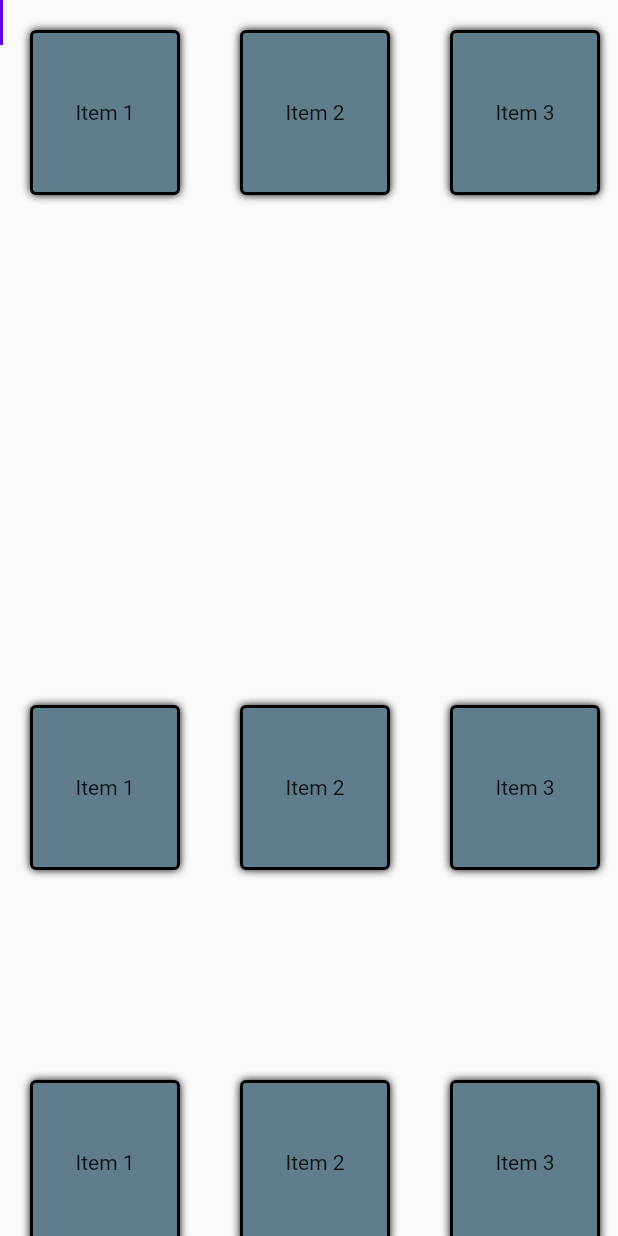
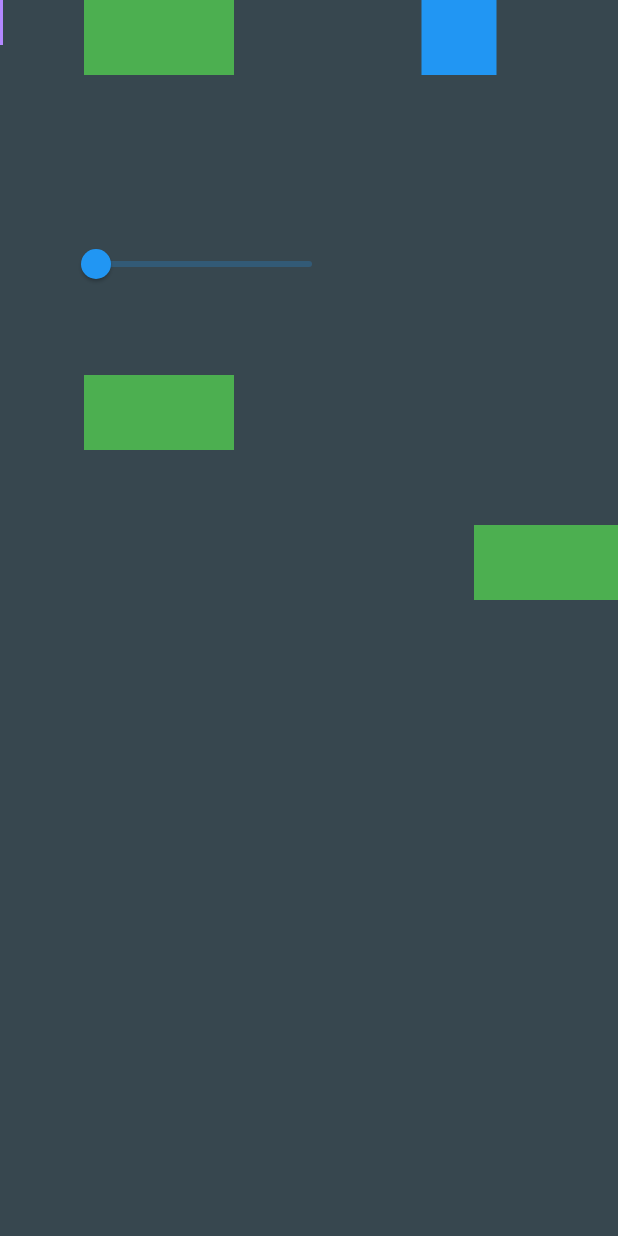
Before and after one commit to igniti0n/flutter_arhitect, a Flutter app: the screen it shows after launch, on a phone screen of 412 x 824 dp. Run offline on Flutter 3.47's test engine with Material 2 defaults, Android fonts, the phone set to English and light mode, and no system bars; our stand-ins replace flutter_riverpod.

Commit message:
exploring connecting widgets

```diff
--- a/lib/connecting_widgets.dart
+++ b/lib/connecting_widgets.dart
@@ -1,7 +1,8 @@
 import 'dart:developer';
 
 import 'package:flutter/material.dart';
-import 'package:flutter_arhitect/connecting_widgets_notifier.dart';
+import 'package:flutter_arhitect/domain/connecting_widgets_notifier.dart';
+import 'package:flutter_arhitect/painters/connecting_painter.dart';
 import 'package:flutter_arhitect/widget_with_global_key.dart';
 import 'package:flutter_riverpod/flutter_riverpod.dart';
 
@@ -67,7 +68,7 @@ class PainterWidget extends ConsumerWidget {
     // log('DRAWING $details');
 
     return CustomPaint(
-      painter: LinePainter(
+      painter: UserConnectingLinePainter(
         startPoint: details.firstPoint,
         endPoint: details.secondPoint,
       ),
@@ -141,32 +142,3 @@ class _WidgetAState extends ConsumerState<WidgetA> {
     );
   }
 }
-
-class LinePainter extends CustomPainter {
-  final Offset? startPoint;
-  final Offset? endPoint;
-
-  LinePainter({this.startPoint, this.endPoint});
-
-  @override
-  void paint(Canvas canvas, Size size) {
-    // log('Start point $startPoint, end point $endPoint');
-    if (startPoint == null || endPoint == null) {
-      //   final paint = Paint()
-      //     ..color = Colors.black
-      //     ..strokeWidth = 5;
-      //   canvas.drawLine(startPoint!, endPoint!, paint);
-      return;
-    }
-
-    final paint = Paint()
-      ..color = Colors.black
-      ..strokeWidth = 5;
-    canvas.drawLine(startPoint ?? const Offset(100, 200),
-        endPoint ?? const Offset(300, 300), paint);
-  }
-
-  @override
-  bool shouldRepaint(LinePainter oldDelegate) =>
-      oldDelegate.startPoint != startPoint || oldDelegate.endPoint != endPoint;
-}
--- a/lib/connecting_widgets_notifier.dart
+++ b/lib/domain/connecting_widgets_notifier.dart
@@ -1,3 +1,4 @@
+
 import 'package:flutter/material.dart';
 import 'package:flutter_riverpod/flutter_riverpod.dart';
 
--- /dev/null
+++ b/lib/domain/mouse_position_state_provider.dart
@@ -0,0 +1,6 @@
+import 'package:flutter/material.dart';
+import 'package:flutter_riverpod/flutter_riverpod.dart';
+
+final mousePositionStateProvider = StateProvider<Offset>((ref) {
+  return Offset.zero;
+});
--- /dev/null
+++ b/lib/domain/user_connecting_positions_provider.dart
@@ -0,0 +1,27 @@
+import 'package:flutter/material.dart';
+import 'package:flutter_arhitect/domain/mouse_position_state_provider.dart';
+import 'package:flutter_arhitect/domain/selected_widgets_notifier.dart';
+import 'package:flutter_arhitect/extensions/global_key_extension.dart';
+import 'package:flutter_riverpod/flutter_riverpod.dart';
+
+final userConnectingPositionsProvider = Provider<ConnectingPositions>((ref) {
+  final selectedWidgets = ref.watch(selectedWidgetsNotifier);
+  final mouseOffset = ref.watch(mousePositionStateProvider);
+
+  if (selectedWidgets.first == null) {
+    return ConnectingPositions();
+  }
+  final widgetSize = selectedWidgets.first!.getSize();
+  final offsetFromTopLeftToCenter =
+      Offset(widgetSize.width / 2, widgetSize.height / 2);
+  final screenOffset =
+      selectedWidgets.first!.getPosition() + offsetFromTopLeftToCenter;
+  return ConnectingPositions(first: screenOffset, second: mouseOffset);
+});
+
+class ConnectingPositions {
+  final Offset? first;
+  final Offset? second;
+
+  ConnectingPositions({this.first, this.second});
+}
--- a/lib/main.dart
+++ b/lib/main.dart
@@ -1,5 +1,10 @@
+import 'dart:developer';
+
 import 'package:flutter/material.dart';
+import 'package:flutter_arhitect/domain/mouse_position_state_provider.dart';
+import 'package:flutter_arhitect/domain/user_connecting_positions_provider.dart';
 import 'package:flutter_arhitect/draggable_icon.dart';
+import 'package:flutter_arhitect/painters/connecting_painter.dart';
 import 'package:flutter_arhitect/scale_update_details_state_provider.dart';
 import 'package:flutter_arhitect/temp.dart';
 import 'package:flutter_riverpod/flutter_riverpod.dart';
@@ -16,15 +21,39 @@ class MyApp extends StatelessWidget {
     return ProviderScope(
       child: MaterialApp(
         title: 'Flutter Demo',
+
         theme: ThemeData(
           primarySwatch: Colors.blue,
         ),
         home:
             //const ChooseWidgetsToConnect(),
 
-            const ConnectWidgets(),
+            const _Screen(),
 
         // const MyHomePage(title: 'Flutter Demo Home Page'),
+      ),
+    );
+  }
+}
+
+class _Screen extends ConsumerWidget {
+  const _Screen();
+
+  @override
+  Widget build(BuildContext context, WidgetRef ref) {
+    final userConnectingLinePoints = ref.watch(userConnectingPositionsProvider);
+
+    log('Changed positions ${userConnectingLinePoints.first} : ${userConnectingLinePoints.second} ');
+
+    return MouseRegion(
+      onHover: (event) =>
+          ref.read(mousePositionStateProvider.notifier).state = event.position,
+      child: CustomPaint(
+        foregroundPainter: UserConnectingLinePainter(
+          startPoint: userConnectingLinePoints.first,
+          endPoint: userConnectingLinePoints.second,
+        ),
+        child: const ConnectWidgets(),
       ),
     );
   }
--- /dev/null
+++ b/lib/models/element_pair.dart
@@ -0,0 +1,21 @@
+import 'dart:ui';
+
+import 'package:uuid/uuid.dart';
+
+class ElementPair {
+  final String id = const Uuid().v1();
+  final WidgetScreenData first;
+  final WidgetScreenData second;
+
+  ElementPair(this.first, this.second);
+}
+
+class WidgetScreenData {
+  final Offset position;
+  final Size size;
+
+  WidgetScreenData(
+    this.position,
+    this.size,
+  );
+}
--- /dev/null
+++ b/lib/painters/connecting_painter.dart
@@ -0,0 +1,33 @@
+import 'dart:developer';
+
+import 'package:flutter/material.dart';
+
+class UserConnectingLinePainter extends CustomPainter {
+  final Offset? startPoint;
+  final Offset? endPoint;
+
+  UserConnectingLinePainter({this.startPoint, this.endPoint});
+
+  @override
+  void paint(Canvas canvas, Size size) {
+    // log('Start point $startPoint, end point $endPoint');
+    if (startPoint == null || endPoint == null) {
+      //   final paint = Paint()
+      //     ..color = Colors.black
+      //     ..strokeWidth = 5;
+      //   canvas.drawLine(startPoint!, endPoint!, paint);
+      return;
+    }
+    log('PAINTING STUFFFF');
+
+    final paint = Paint()
+      ..color = Colors.green
+      ..strokeWidth = 5;
+    canvas.drawLine(startPoint ?? const Offset(100, 200),
+        endPoint ?? const Offset(300, 300), paint);
+  }
+
+  @override
+  bool shouldRepaint(UserConnectingLinePainter oldDelegate) =>
+      oldDelegate.startPoint != startPoint || oldDelegate.endPoint != endPoint;
+}
--- a/lib/temp.dart
+++ b/lib/temp.dart
@@ -1,10 +1,14 @@
-import 'dart:developer';
+import 'package:flutter/material.dart';
+import 'package:flutter_arhitect/extensions/global_key_extension.dart';
+import 'package:flutter_arhitect/models/element_pair.dart';
+import 'package:flutter_arhitect/widgets/element_widget.dart';
 
-import 'package:flutter/material.dart';
-import 'package:flutter_arhitect/with_list.dart';
+import 'painters/elements_connections_painter.dart';
 
 GlobalKey widget1Key = GlobalKey();
 GlobalKey widget2Key = GlobalKey();
+GlobalKey widget3Key = GlobalKey();
+GlobalKey widget4Key = GlobalKey();
 
 class ConnectWidgets extends StatefulWidget {
   const ConnectWidgets({super.key});
@@ -14,56 +18,141 @@ class ConnectWidgets extends StatefulWidget {
 }
 
 class _ConnectWidgetsState extends State<ConnectWidgets> {
+  var dist = 1.0;
+
+  void updateDist(double num) {
+    setState(() {
+      dist = num;
+      pairs = [
+        ElementPair(
+          WidgetScreenData(widget1Key.getPosition(), widget1Key.getSize()),
+          WidgetScreenData(widget2Key.getPosition(), widget2Key.getSize()),
+        ),
+        ElementPair(
+          WidgetScreenData(widget3Key.getPosition(), widget3Key.getSize()),
+          WidgetScreenData(widget4Key.getPosition(), widget4Key.getSize()),
+        ),
+      ];
+    });
+  }
+
+  var pairs = [
+    ElementPair(
+      WidgetScreenData(widget1Key.getPosition(), widget1Key.getSize()),
+      WidgetScreenData(widget2Key.getPosition(), widget2Key.getSize()),
+    ),
+  ];
+
   @override
   Widget build(BuildContext context) {
     return Scaffold(
-      body: SingleChildScrollView(
-        child: Stack(
+      backgroundColor: Colors.blueGrey[800],
+      body: Stack(
         children: [
-            CustomPaint(
-              painter: LinePainter(
-                widget1Position: getPosition(widget1Key),
-                widget2Position: getPosition(widget2Key),
-                widget1Size: getSize(widget1Key),
-                widget2Size: getSize(widget2Key),
+          SingleChildScrollView(
+            child: CustomPaint(
+              painter: ElementsConnectionsPainter(
+                pairs: pairs,
               ),
-              child: Container(),
+              child: Row(
+                mainAxisAlignment: MainAxisAlignment.center,
+                children: [
+                  Column(
+                    mainAxisAlignment: MainAxisAlignment.center,
+                    children: [
+                      Center(
+                        child: ElementWidget(),
                       ),
-            Column(
-              children: [
-                WithList(
-                  title: 'TITLE',
-                  tempKey: widget1Key,
-                  onUpdate: () {
-                    setState(() {});
-                  },
+                      SizedBox(
+                        height: 200 * dist,
                       ),
-                const SizedBox(
-                  height: 200,
-                ),
-                WithList(
-                  title: 'SECOND',
-                  tempKey: widget2Key,
-                  onUpdate: () {
-                    setState(() {});
-                  },
-                ),
-                WithList(
-                  title: 'SECOND',
-                  tempKey: widget2Key,
-                  onUpdate: () {
-                    setState(() {});
-                  },
-                ),
-                WithList(
-                  title: 'SECOND',
-                  tempKey: widget2Key,
-                  onUpdate: () {
-                    setState(() {});
-                  },
+                      Center(
+                        child: ElementWidget(),
                       ),
                     ],
                   ),
+                  const SizedBox(
+                    width: 100,
+                  ),
+                  Column(
+                    mainAxisAlignment: MainAxisAlignment.center,
+                    children: [
+                      Center(
+                        child: Container(
+                          key: widget3Key,
+                          height: 50,
+                          width: 50,
+                          color: Colors.blue,
+                        ),
+                      ),
+                      SizedBox(
+                        height: 200 * dist,
+                      ),
+                      Center(
+                        child: Transform.translate(
+                          offset: const Offset(
+                            60,
+                            100,
+                          ),
+                          child: Container(
+                            key: widget4Key,
+                            height: 50,
+                            width: 100,
+                            color: Colors.green,
+                          ),
+                        ),
+                      ),
+                    ],
+                  ),
+                ],
+              ),
+            ),
+          ),
+          Positioned(
+            left: 40,
+            bottom: 100,
+            child: Slider(
+              value: dist,
+              max: 10,
+              min: 1,
+              onChanged: updateDist,
+            ),
+          )
+          // Column(
+          //   children: [
+          //     WithList(
+          //       title: 'TITLE',
+          //       tempKey: widget1Key,
+          //       onUpdate: () {
+          //         setState(() {});
+          //       },
+          //     ),
+          //     const SizedBox(
+          //       height: 200,
+          //     ),
+          //     WithList(
+          //       title: 'SECOND',
+          //       tempKey: widget2Key,
+          //       onUpdate: () {
+          //         setState(() {});
+          //       },
+          //     ),
+          //     WithList(
+          //       title: 'SECOND',
+          //       tempKey: widget2Key,
+          //       onUpdate: () {
+          //         setState(() {});
+          //       },
+          //     ),
+          //     WithList(
+          //       title: 'SECOND',
+          //       tempKey: widget2Key,
+          //       onUpdate: () {
+          //         setState(() {});
+          //       },
+          //     ),
+          //   ],
+          // ),
           // PositionedDraggableIcon(
           //   top: 100,
           //   left: 400,
@@ -113,93 +202,6 @@ class _ConnectWidgetsState extends State<ConnectWidgets> {
           // ),
         ],
       ),
-      ),
     );
   }
-
-  Offset getPosition(GlobalKey key) {
-    final RenderBox? renderBox =
-        key.currentContext?.findRenderObject() as RenderBox?;
-    final position = renderBox?.localToGlobal(Offset.zero) ?? Offset.zero;
-    log('Position: $position');
-    return position;
 }
-
-  Size getSize(GlobalKey key) {
-    final RenderBox? renderBox =
-        key.currentContext?.findRenderObject() as RenderBox?;
-    final size = renderBox?.size ?? const Size(0, 0);
-    log('Size: $size');
-    return size;
-  }
-}
-
-class LinePainter extends CustomPainter {
-  final Offset widget1Position;
-  final Offset widget2Position;
-  final Size widget1Size;
-  final Size widget2Size;
-
-  LinePainter({
-    required this.widget1Position,
-    required this.widget2Position,
-    required this.widget1Size,
-    required this.widget2Size,
-  });
-
-    final linePaint = Paint()
-      ..color = Colors.deepPurpleAccent[700]!
-      ..style = PaintingStyle.stroke
-      ..strokeWidth = 4;
-
-  @override
-  void paint(Canvas canvas, Size size) {
-    final path = Path();
-    final anchorHeight = widget1Size.height + 10;
-    final firstWidth = widget1Size.width / 2;
-    final firstHeight = anchorHeight + 20;
-    final secondWidth = widget2Size.width / 2;
-    final secondHeight = widget2Size.height / 2;
-    log('Move to: ${widget1Position.dx} - ${widget1Position.dy}');
-    log('Move to: ${widget2Position.dx} - ${widget2Position.dy}');
-
-    // canvas.drawCircle(const Offset(40, 40), 60, paint);
-    // Move to the center of widget1
-    path.moveTo(
-      widget1Position.dx + firstWidth,
-      widget1Position.dy + widget1Size.height / 2,
-    );
-
-    path.lineTo(
-      widget1Position.dx + firstWidth,
-      widget1Position.dy + anchorHeight,
-    );
-
-    // Draw horizontal line to the same Y coordinate as widget2
-    path.lineTo(
-      widget2Position.dx + secondWidth,
-      widget1Position.dy + anchorHeight + 20,
-    );
-
-    // Draw horizontal line to the same Y coordinate as widget2
-    path.lineTo(
-      widget2Position.dx + secondWidth,
-      widget1Position.dy + firstHeight,
-    );
-
-    // Draw vertical line to the center of widget2
-    path.lineTo(
-        widget2Position.dx + secondWidth, widget2Position.dy + secondHeight);
-
-    canvas.drawPath(
-      path,
-      linePaint,
-    );
-  }
-
-  @override
-  bool shouldRepaint(covariant LinePainter oldDelegate) {
-    return oldDelegate.widget1Position != widget1Position ||
-        oldDelegate.widget2Position != widget2Position;
-  }
-}
--- /dev/null
+++ b/lib/widgets/element_widget.dart
@@ -0,0 +1,23 @@
+import 'package:flutter/material.dart';
+import 'package:flutter_arhitect/domain/selected_widgets_notifier.dart';
+import 'package:flutter_riverpod/flutter_riverpod.dart';
+
+class ElementWidget extends ConsumerWidget {
+  final thisWidgetGlobalKey = GlobalKey();
+  ElementWidget({super.key});
+
+  @override
+  Widget build(BuildContext context, WidgetRef ref) {
+    return GestureDetector(
+      onTap: () => ref
+          .read(selectedWidgetsNotifier.notifier)
+          .selectWidget(thisWidgetGlobalKey),
+      child: Container(
+        key: thisWidgetGlobalKey,
+        height: 50,
+        width: 100,
+        color: Colors.green,
+      ),
+    );
+  }
+}
--- a/pubspec.yaml
+++ b/pubspec.yaml
@@ -36,6 +36,7 @@ dependencies:
   riverpod: ^2.2.0
   riverpod_annotation: ^2.0.0
   riverpod_generator: ^2.0.0
+  uuid: ^3.0.7
 
 dev_dependencies:
   flutter_lints: ^2.0.0
```
Also changed, not shown: lib/domain/element_pairs_notifier.dart (added, +23 -0 lines), lib/domain/selected_widgets_notifier.dart (added, +45 -0 lines), lib/extensions/global_key_extension.dart (added, +21 -0 lines), lib/painters/elements_connections_painter.dart (added, +87 -0 lines). Lines whose indentation alone changed are shown as unchanged.
